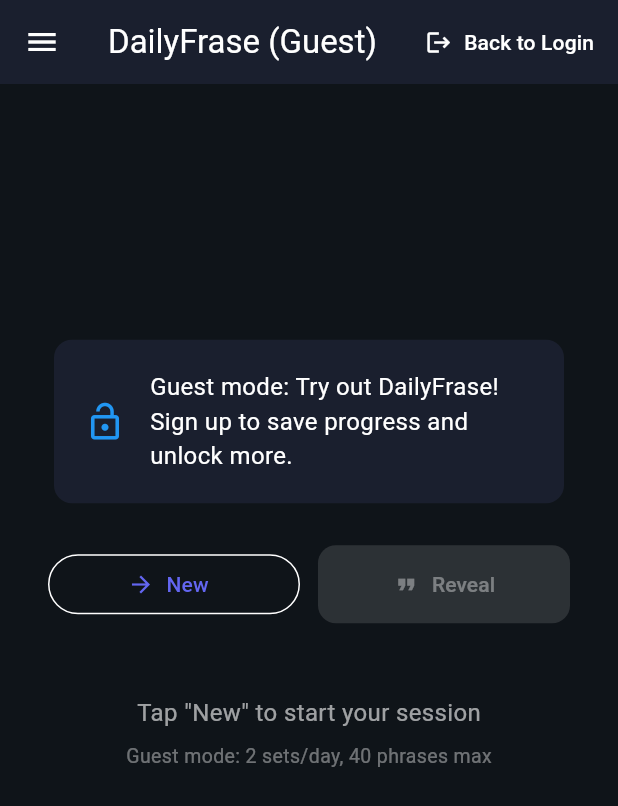
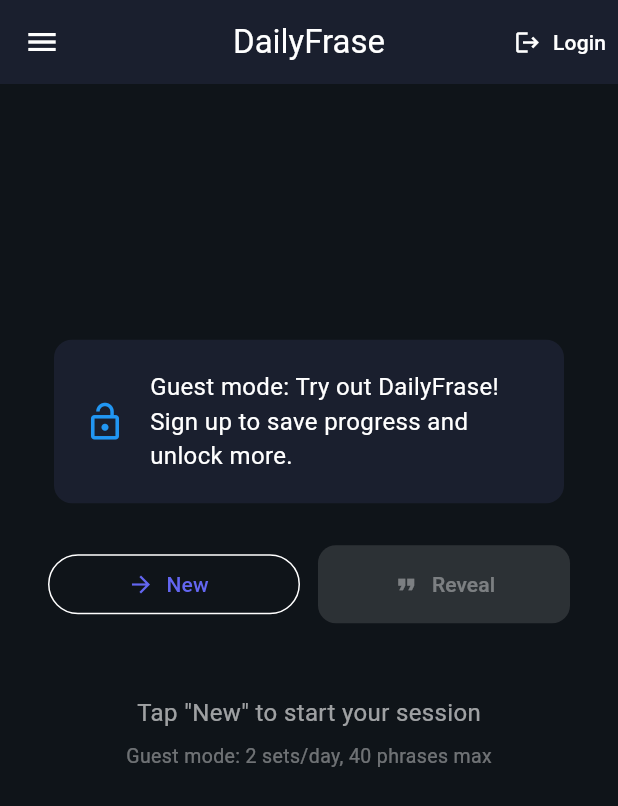
Before and after one commit to 47lakers/language-flutter, a Flutter app: the GuestHomePage screen opened directly, on a phone screen of 412 x 824 dp. Shown: the top 806 px of the screen. Run offline on Flutter 3.47's test engine with Material 3 defaults, Android fonts, the phone set to English and light mode, and no system bars; our stand-ins replace cloud_firestore, firebase_auth, firebase_core, flutter_tts; missing offline and left inert: dart:html; accounts and stored records are empty.

Commit message:
Fix guest top bar

```diff
--- a/lib/pages/guest_home_page.dart
+++ b/lib/pages/guest_home_page.dart
@@ -225,11 +225,12 @@
         : null;
     return Scaffold(
       appBar: AppBar(
-        title: const Text('DailyFrase (Guest)'),
+        title: const Text('DailyFrase', overflow: TextOverflow.ellipsis),
+        centerTitle: true,
         actions: [
           TextButton.icon(
             icon: const Icon(Icons.logout, color: Colors.white),
-            label: const Text('Back to Login', style: TextStyle(color: Colors.white)),
+            label: const Text('Login', style: TextStyle(color: Colors.white)),
             onPressed: () {
               if (kIsWeb) {
                 try {
@@ -241,8 +242,15 @@
                 Navigator.of(context).pushNamedAndRemoveUntil('/login', (route) => false);
               }
             },
+            style: TextButton.styleFrom(
+              foregroundColor: Colors.white,
+              padding: const EdgeInsets.symmetric(horizontal: 8),
+              minimumSize: const Size(0, 36),
+              tapTargetSize: MaterialTapTargetSize.shrinkWrap,
+            ),
           ),
         ],
+        automaticallyImplyLeading: true,
       ),
       drawer: _buildDrawer(),
       body: SafeArea(
```
